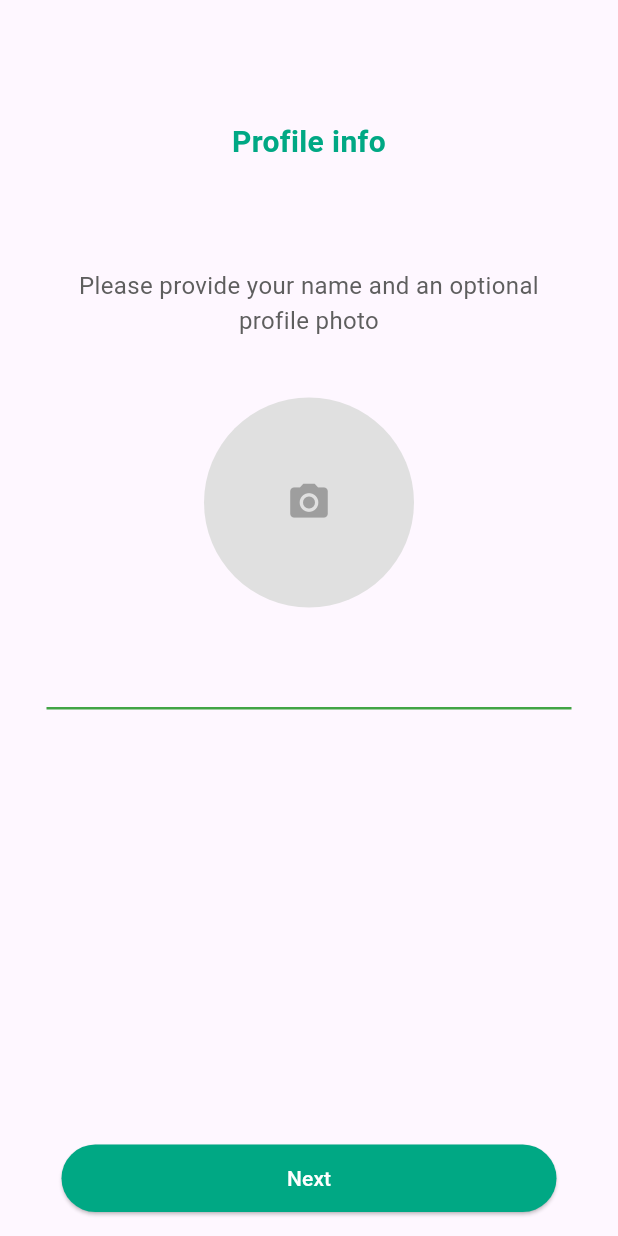
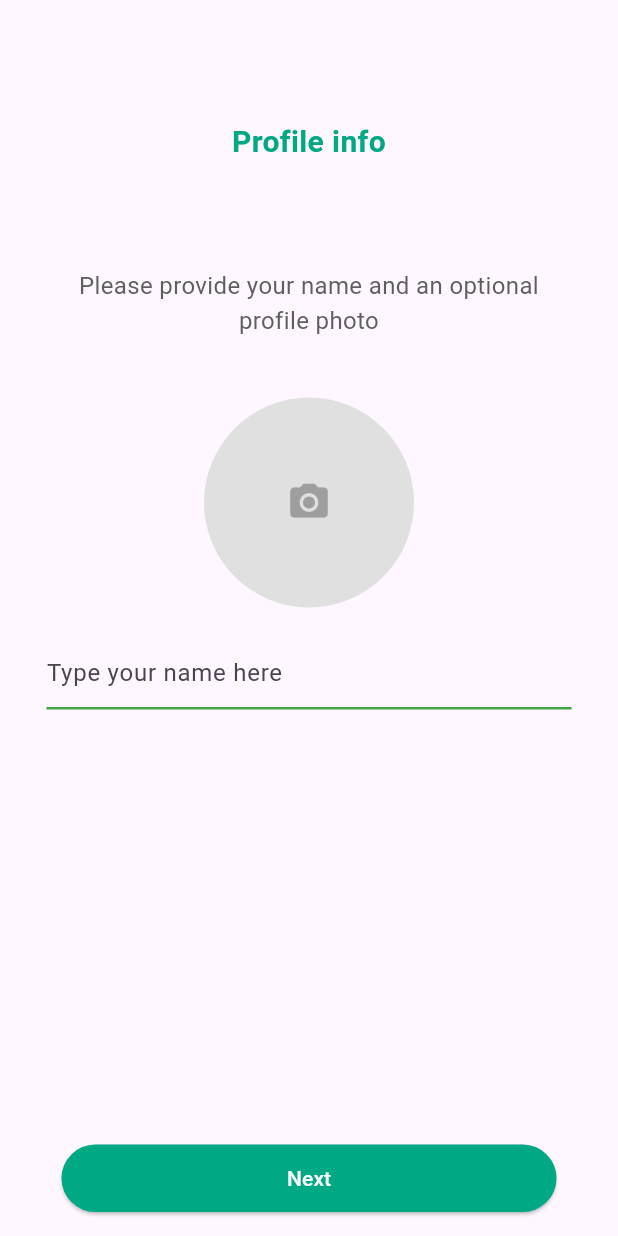
Before and after one commit to ashir227/Whatsapp-Ui, a Flutter app: the Profile_info screen opened directly, on a phone screen of 412 x 824 dp. Run offline on Flutter 3.47's test engine with Material 3 defaults, Android fonts, the phone set to English and light mode, and no system bars; our stand-ins replace firebase_auth, firebase_core, image_picker; accounts and stored records are empty.

Commit message:
Profile scr

```diff
--- a/lib/Screens/login/Profileinfo.dart
+++ b/lib/Screens/login/Profileinfo.dart
@@ -72,6 +72,11 @@ class _Profile_infoState extends State<Profile_info> {
               width: 350,
               child: TextField(
                 decoration: InputDecoration(
+                  hintText: "Type your name here",
+
+                  focusedBorder: UnderlineInputBorder(
+                    borderSide: BorderSide(color: Colors.grey),
+                  ),
                   enabledBorder: UnderlineInputBorder(
                     borderSide: BorderSide(
                       color: const Color.fromARGB(255, 66, 164, 69),
```
